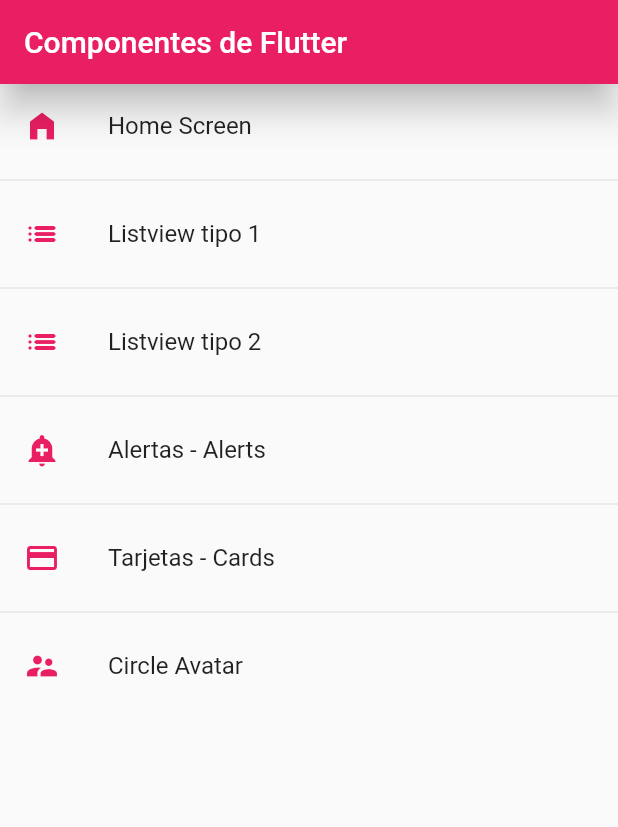
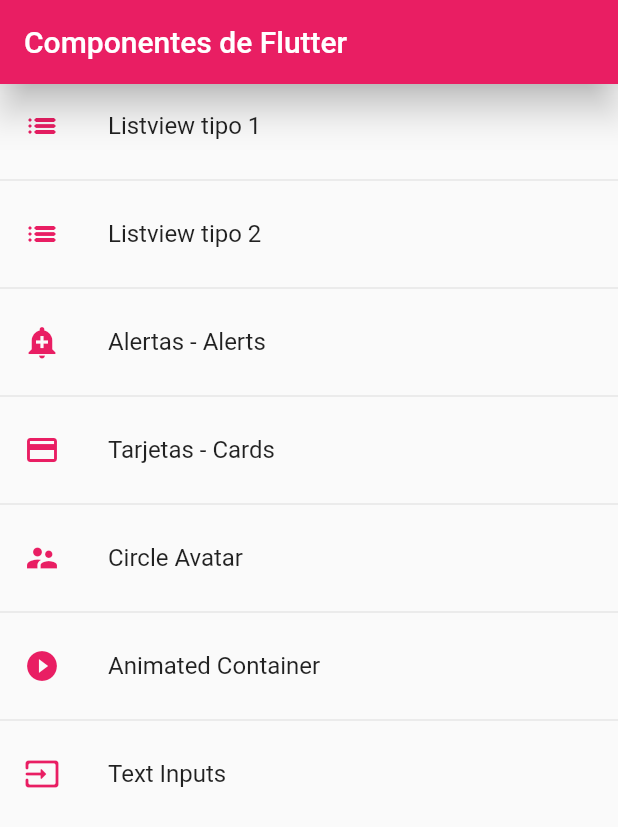
Before and after one commit to NataliaDiazCastro/fl_components, a Flutter app: the screen it shows after launch, on a phone screen of 412 x 824 dp. Shown: the top 827 px of the screen. Run offline on Flutter 3.47's test engine with Material 2 defaults, Android fonts, the phone set to English and light mode, and no system bars.

Commit message:
Animated - Inpud Text

```diff
--- a/lib/router/app_routes.dart
+++ b/lib/router/app_routes.dart
@@ -7,11 +7,11 @@ class AppRoutes {
   static const initialRoute = 'home';
 
   static final menuOptions = <MenuOption>[
-    MenuOption(
-        route: 'home',
-        icon: Icons.home_filled,
-        name: 'Home Screen',
-        screen: HomeScreen()),
+    // MenuOption(
+    //     route: 'home',
+    //     icon: Icons.home_filled,
+    //     name: 'Home Screen',
+    //     screen: HomeScreen()),
     MenuOption(
         route: 'listview1',
         icon: Icons.list_rounded,
@@ -37,10 +37,21 @@ class AppRoutes {
         icon: Icons.supervisor_account,
         name: 'Circle Avatar',
         screen: AvatarScreen()),
+    MenuOption(
+        route: 'animated',
+        icon: Icons.play_circle_fill_outlined,
+        name: 'Animated Container',
+        screen: AnimatedScreen()),
+    MenuOption(
+        route: 'inputs',
+        icon: Icons.input_rounded,
+        name: 'Text Inputs',
+        screen: InputsScreen()),
   ];
 
   static Map<String, Widget Function(BuildContext)> getAppRoutes() {
     Map<String, Widget Function(BuildContext)> appRoutes = {};
+    appRoutes.addAll({'home': (BuildContext context) => const HomeScreen()});
 
     for (final option in menuOptions) {
       appRoutes.addAll({option.route: (BuildContext context) => option.screen});
--- a/lib/screens/screens.dart
+++ b/lib/screens/screens.dart
@@ -1,6 +1,8 @@
 export 'package:fl_components/screens/alert_screen.dart';
+export 'package:fl_components/screens/animated_screen.dart';
 export 'package:fl_components/screens/avatar_screen.dart';
 export 'package:fl_components/screens/card_screen.dart';
 export 'package:fl_components/screens/home_screen.dart';
+export 'package:fl_components/screens/inputs_screen.dart';
 export 'package:fl_components/screens/listview1_screen.dart';
 export 'package:fl_components/screens/listview2_screen.dart';
--- a/lib/theme/app_theme.dart
+++ b/lib/theme/app_theme.dart
@@ -27,7 +27,31 @@ class AppTheme {
         shape: const StadiumBorder(),
         elevation: 0,
       ),
-      ));
+    ),
+
+    // InputDecorationTeme
+    inputDecorationTheme: const InputDecorationTheme(
+      enabledBorder: OutlineInputBorder(
+        borderSide: BorderSide(color: primary),
+        borderRadius: BorderRadius.only(
+            bottomLeft: Radius.circular(10), topRight: Radius.circular(10)),
+      ),
+      focusedBorder: OutlineInputBorder(
+        borderSide: BorderSide(color: primary),
+        borderRadius: BorderRadius.only(
+            bottomLeft: Radius.circular(10), topRight: Radius.circular(10)),
+      ),
+      border: OutlineInputBorder(
+        borderRadius: BorderRadius.only(
+            bottomLeft: Radius.circular(10), topRight: Radius.circular(10)),
+      ),
+      floatingLabelStyle: TextStyle(color: primary),
+    ),
+  );
+
+//
+//
+//
 
   // Tema dark
   static final ThemeData darkTheme = ThemeData.dark().copyWith(
--- a/lib/widgets/widgets.dart
+++ b/lib/widgets/widgets.dart
@@ -1,2 +1,4 @@
+export 'package:fl_components/widgets/custom_input_field.dart';
+
 export 'package:fl_components/widgets/custom_card_type.dart';
 export 'package:fl_components/widgets/custom_card_type2.dart';
```
Also changed, not shown: lib/screens/animated_screen.dart (added, +54 -0 lines), lib/screens/inputs_screen.dart (added, +28 -0 lines), lib/widgets/custom_input_field.dart (added, +44 -0 lines). Lines whose indentation alone changed are shown as unchanged.
